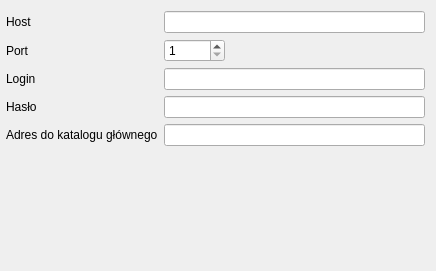
Before: the Qt Designer form src/uploaders/ftpuploader.ui in fotorelacjonusz/classic, drawn with Qt 5.
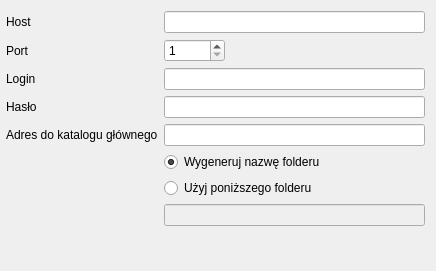
After: the same form once the commit is applied.

```diff
--- a/src/uploaders/ftpuploader.ui
+++ b/src/uploaders/ftpuploader.ui
@@ -105,6 +105,36 @@
      </property>
     </widget>
    </item>
+   <item row="6" column="1">
+    <widget class="QRadioButton" name="folderGenerate">
+     <property name="text">
+      <string>Wygeneruj nazwę folderu</string>
+     </property>
+     <property name="checked">
+      <bool>true</bool>
+     </property>
+     <attribute name="buttonGroup">
+      <string notr="true">folderMethod</string>
+     </attribute>
+    </widget>
+   </item>
+   <item row="7" column="1">
+    <widget class="QRadioButton" name="folderUseGiven">
+     <property name="text">
+      <string>Użyj poniższego folderu</string>
+     </property>
+     <attribute name="buttonGroup">
+      <string notr="true">folderMethod</string>
+     </attribute>
+    </widget>
+   </item>
+   <item row="8" column="1">
+    <widget class="QLineEdit" name="folderEdit">
+     <property name="enabled">
+      <bool>false</bool>
+     </property>
+    </widget>
+   </item>
   </layout>
  </widget>
  <tabstops>
```
Left out of the diff: 22 changed lines with no effect on the pictures.
